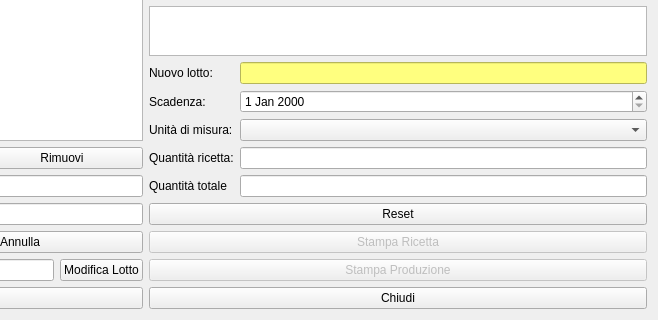
Above: hproduction.ui from fblabs/hamlet-mod-sancon before the change; both pictures show x 367 to 1025 and y 377 to 697 of the 1025 by 697 pixel window. Below: the same form after it.
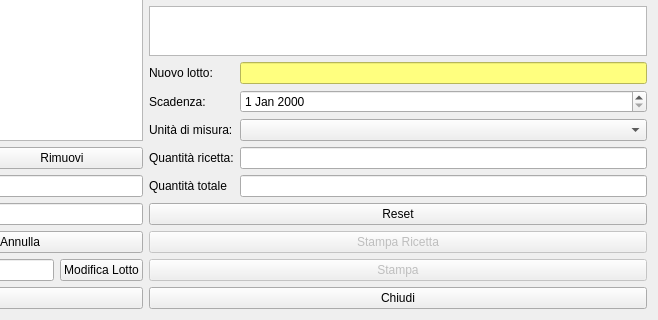
That is the form after the change. Icons and pictures are not drawn.

```diff
--- a/hproduction.ui
+++ b/hproduction.ui
@@ -497,7 +497,7 @@
           <bool>false</bool>
          </property>
          <property name="text">
-          <string>Stampa Produzione</string>
+          <string>Stampa</string>
          </property>
          <property name="icon">
           <iconset resource="icons.qrc">
```
